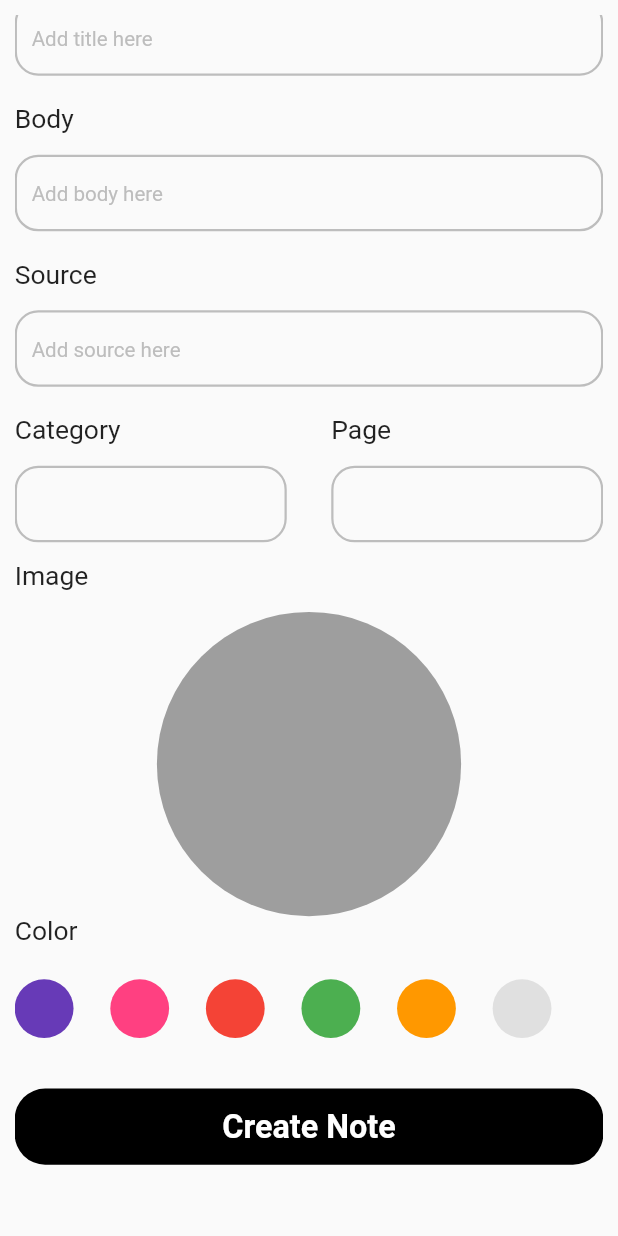
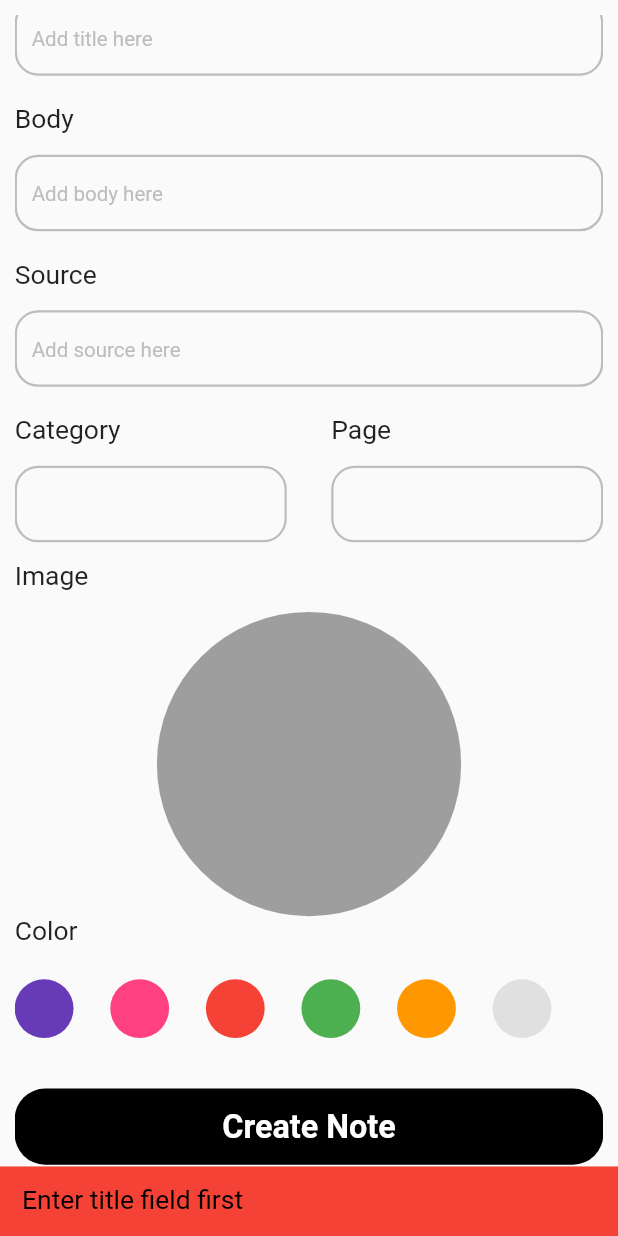
Before and after one commit to Mohamed-Elrashidy/Zakker_Mobile_App, a Flutter app: the AddNotePage screen opened directly, scrolled down 136 dp, after a tap on "Create Note", on a phone screen of 412 x 824 dp. Run offline on Flutter 3.47's test engine with Material 2 defaults, Android fonts, the phone set to English and light mode, and no system bars; our stand-ins replace bloc, flutter_bloc, flutter_local_notifications, flutter_svg, get_it, persistent_bottom_nav_bar and 2 more; missing offline and left inert: workmanager; accounts and stored records are empty.

Commit message:
add some constraints on notes

```diff
--- a/app/lib/main.dart
+++ b/app/lib/main.dart
@@ -59,7 +59,6 @@ Future<void> main() async {
 
   await Workmanager().initialize(
       callbackDispatcher,
-      isInDebugMode: true
   );
 
 
--- a/app/lib/presentation/pages/add_note_page.dart
+++ b/app/lib/presentation/pages/add_note_page.dart
@@ -2,6 +2,7 @@ import 'package:app/presentation/controllers/categories_controller/category_cubi
 import 'package:app/presentation/controllers/note_controller/note_cubit.dart';
 import 'package:app/presentation/widgets/big_text.dart';
 import 'package:app/presentation/widgets/main_button.dart';
+import 'package:app/presentation/widgets/normal_text.dart';
 import 'package:app/utils/note_colors.dart';
 import 'package:flutter/material.dart';
 import 'package:flutter_bloc/flutter_bloc.dart';
@@ -101,15 +102,46 @@ class AddNotePage extends StatelessWidget {
     );
   }
 
+  // check if page number is valid number
+  bool checkNumber(String number)
+  {
+    try{
+      int.parse(number);
+      return true;
+    }
+    catch(e)
+    {
+      return false;
+    }
+  }
+
   Future<void> _createNote(BuildContext context) async {
     if (_titleController.text.trim().isEmpty) {
+      ScaffoldMessenger.of(context).showSnackBar(showSnackBar("Enter title field first"));
       print("title is empty");
-    } else if (_sourceController.text.trim().isEmpty) {
+    }
+    else if(_bodyController.text.trim().isEmpty)
+      {
+        ScaffoldMessenger.of(context).showSnackBar(showSnackBar("Enter body field first"));
+      }
+
+    else if (_sourceController.text.trim().isEmpty) {
+      ScaffoldMessenger.of(context).showSnackBar(showSnackBar("Enter source field first"));
+
       print("source is empty");
     } else if (_categoryController.text.trim().isEmpty) {
+      ScaffoldMessenger.of(context).showSnackBar(showSnackBar("Enter Category Field first"));
       print("Category field is empty");
-    } else {
-       BlocProvider.of<NoteCubit>(context).addNote(Note(
+    }
+    else if(_pageNumberController.text.trim().isEmpty||!checkNumber(_pageNumberController.text.trim()))
+      {
+        ScaffoldMessenger.of(context).showSnackBar(showSnackBar("Enter page number with format like this 45323 or 0 if no page number"));
+
+      }
+
+    else {
+
+      BlocProvider.of<NoteCubit>(context).addNote(Note(
           title: _titleController.text.trim(),
           body: _bodyController.text.trim(),
           image: _imagePath.text,
@@ -126,6 +158,8 @@ class AddNotePage extends StatelessWidget {
       BlocProvider.of<CategoryCubit>(context).getAllCategories();
       BlocProvider.of<CategoryCubit>(context)
           .getCategorySources(_categoryController.text.trim());
+      ScaffoldMessenger.of(context).showSnackBar(showSnackBar("Note is added successfully!!",color: Colors.green));
+
     }
   }
 
@@ -233,4 +267,19 @@ class AddNotePage extends StatelessWidget {
       ],
     );
   }
+
+  SnackBar showSnackBar(String content, {Color color = Colors.red}) {
+    return SnackBar(
+      content: NormalText(
+        text: content,
+      ),
+    //  width: scaleDimension.screenWidth-scaleDimension.scaleWidth(20),
+      backgroundColor: color,
+
+      padding: EdgeInsets.symmetric(
+        horizontal: scaleDimension.scaleWidth(15),
+        vertical: scaleDimension.scaleHeight(10),
+      ),
+    );
+  }
 }
--- a/app/lib/presentation/pages/notes_page.dart
+++ b/app/lib/presentation/pages/notes_page.dart
@@ -6,11 +6,9 @@ import 'package:flutter/material.dart';
 import 'package:flutter_bloc/flutter_bloc.dart';
 import 'package:flutter_svg/svg.dart';
 import 'package:get_it/get_it.dart';
-
 import '../../domain/entities/note.dart';
 import '../../utils/dimension_scale.dart';
 import '../../utils/routes.dart';
-import '../widgets/small_text.dart';
 
 class NotesPage extends StatefulWidget {
   const NotesPage({Key? key}) : super(key: key);
```
